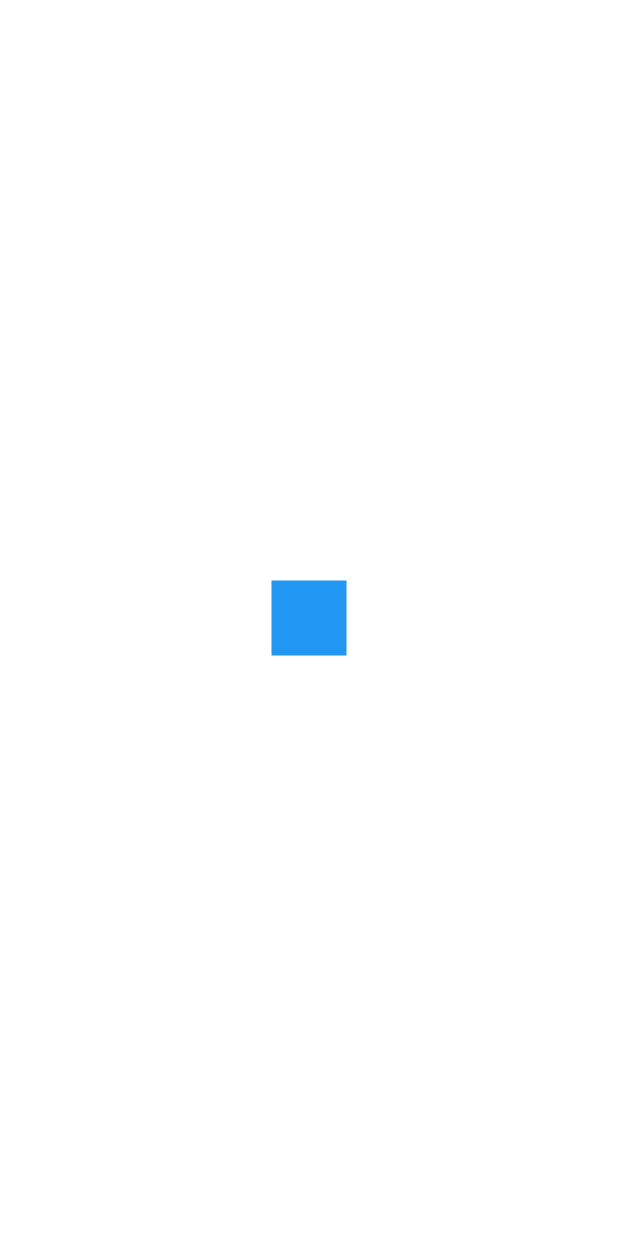
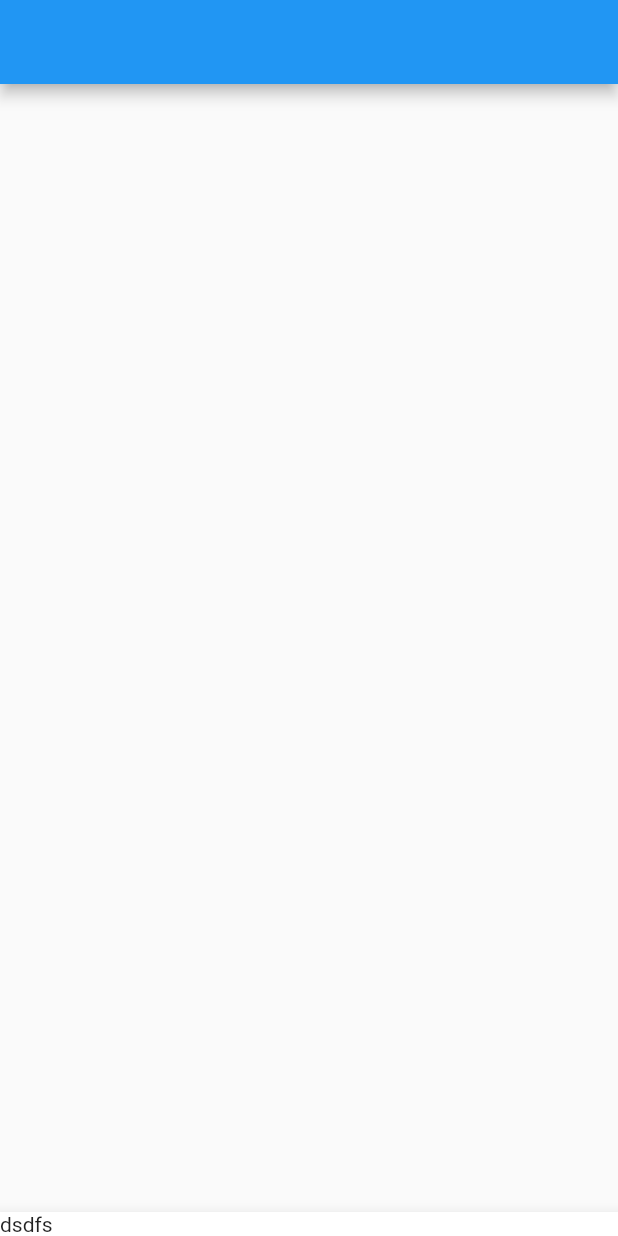
Before and after one commit to hub0502/flutter-practice, a Flutter app: the screen it shows after launch, on a phone screen of 412 x 824 dp. Run offline on Flutter 3.47's test engine with Material 2 defaults, Android fonts, the light colour scheme and no system bars.

Commit message:
split place

```diff
--- a/lib/main.dart
+++ b/lib/main.dart
@@ -10,11 +10,9 @@ class MyApp extends StatelessWidget {
   @override
   Widget build(BuildContext context) {
     return MaterialApp(
-        home: Center(
-            child: Container(
-      width: 50,
-      height: 50,
-      color: Colors.blue,
-    )));
+        home: Scaffold(
+            appBar: AppBar(),
+            body: Container(),
+            bottomNavigationBar: BottomAppBar(child: Text('dsdfs'))));
   }
 }
```
Also changed, not shown: 1 other file.
